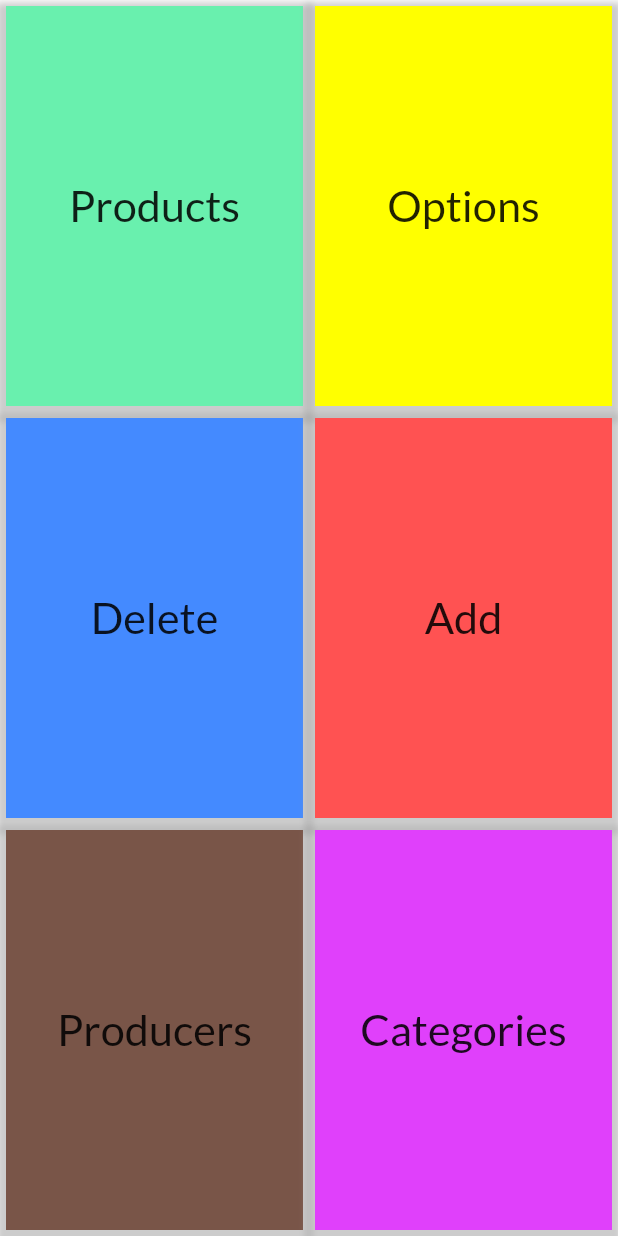
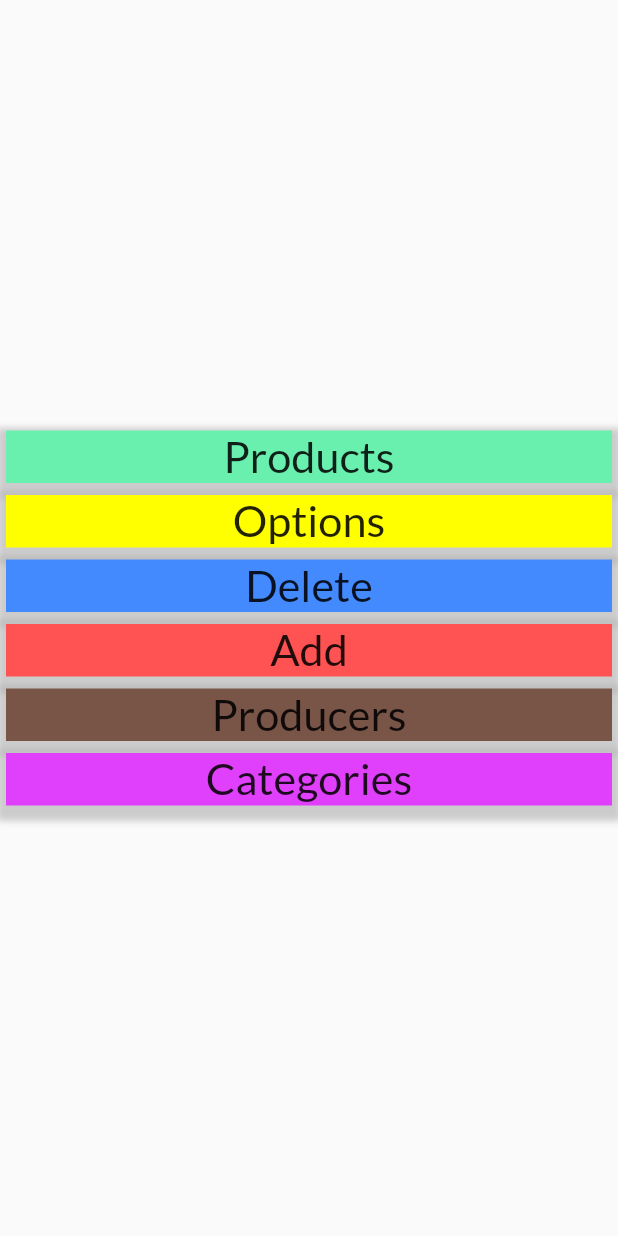
Before and after one commit to MarekSledziewski/HomeWMS, a Flutter app: the screen it shows after launch, on a phone screen of 412 x 824 dp. Run offline on Flutter 3.47's test engine with Material 2 defaults, Android fonts, the phone set to English and light mode, and no system bars; our stand-ins replace bloc, equatable, flutter_bloc, flutter_slidable, google_fonts, hive; missing offline and left inert: flutter_barcode_scanner; accounts and stored records are empty.

Commit message:
Change form page controler and menu b to menu navi

```diff
--- a/home_wms/lib/main.dart
+++ b/home_wms/lib/main.dart
@@ -4,11 +4,10 @@ import 'package:hive/hive.dart';
 import 'package:home_wms/add/add/add_bloc.dart';
 import 'package:home_wms/category/bloc/category_bloc.dart';
 import 'package:home_wms/delete/bloc/delete_bloc.dart';
+import 'package:home_wms/menu/ui/menu_screen.dart';
 import 'package:home_wms/model/producer/producer.dart';
 import 'package:home_wms/prodcuts_list/bloc/products_list_bloc.dart';
-import 'package:home_wms/page_controller.dart';
 import 'package:home_wms/producer/bloc/producer_bloc.dart';
-import 'menu/bloc/menu_bloc.dart';
 import 'package:path_provider/path_provider.dart' as path_provider;
 
 import 'model/products/products.dart';
@@ -30,9 +29,6 @@ class MyApp extends StatelessWidget {
   }
 
   Widget buildProviders() => MultiBlocProvider(providers: [
-        BlocProvider<MenuBloc>(
-          create: (BuildContext context) => MenuBloc(),
-        ),
         BlocProvider<ProductsListBloc>(
           create: (BuildContext context) => ProductsListBloc(),
         ),
@@ -48,5 +44,5 @@ class MyApp extends StatelessWidget {
         BlocProvider<ProducerBloc>(
           create: (BuildContext context) => ProducerBloc(),
         ),
-      ], child: MaterialApp(title: "HomeWMS", home: PageViewController()));
+      ], child: MaterialApp(title: "HomeWMS", home: MenuScreen()));
 }
--- a/home_wms/lib/menu/bloc/menu_event.dart
+++ /dev/null
@@ -1,15 +0,0 @@
-part of 'menu_bloc.dart';
-
-@immutable
-abstract class MenuEvent extends Equatable {
-  @override
-  List<Object?> get props => throw UnimplementedError();
-}
-
-class ButtonEvent extends MenuEvent {
-
-  late final String buttonName;
-  ButtonEvent(this.buttonName);
-  @override
-  List<Object?> get props => [];
-}
--- a/home_wms/lib/menu/bloc/menu_state.dart
+++ /dev/null
@@ -1,16 +0,0 @@
-part of 'menu_bloc.dart';
-
-@immutable
-abstract class MenuState extends Equatable {
-  const MenuState();
-
-  @override
-  List<Object> get props => [];
-}
-
-class MenuStateInitial extends MenuState {}
-
-class MenuButtonActionNavigator extends MenuState {
-  late final String buttonName;
-  MenuButtonActionNavigator(this.buttonName);
-}
--- a/home_wms/lib/menu/ui/menu_button.dart
+++ /dev/null
@@ -1,64 +0,0 @@
-import 'package:flutter/cupertino.dart';
-import 'package:flutter/material.dart';
-import 'package:flutter_bloc/flutter_bloc.dart';
-import 'package:google_fonts/google_fonts.dart';
-import 'package:home_wms/menu/bloc/menu_bloc.dart';
-
-class MenuButtons extends StatefulWidget {
-  late final String _buttonName;
-  late final Color _buttonColor;
-
-  MenuButtons(
-    this._buttonName,
-    this._buttonColor,
-  );
-
-  @override
-  State<StatefulWidget> createState() =>
-      MenuButtonsState(_buttonName, _buttonColor);
-}
-
-class MenuButtonsState extends State<MenuButtons> {
-  late final String _buttonName;
-  late final Color _buttonColor;
-  MenuButtonsState(
-    this._buttonName,
-    this._buttonColor,
-  );
-
-  _buttonAction() {
-    BlocProvider.of<MenuBloc>(context).add(ButtonEvent(_buttonName));
-  }
-
-  @override
-  Widget build(BuildContext context) {
-    return Expanded(
-        child: Container(
-                  padding: EdgeInsets.all(4),
-                  decoration: BoxDecoration(
-                    boxShadow: [
-                      BoxShadow(
-                          color: Colors.grey.withOpacity(0.5),
-                          spreadRadius: 2,
-                          blurRadius: 3,
-                          offset: Offset(0, 4)),
-                    ],
-                  ),
-                  child: Material(
-                      color: _buttonColor,
-                      child: InkWell(
-                          radius: 100,
-                          splashColor:
-                              _buttonColor.withAlpha(90),
-                          highlightColor: _buttonColor.withAlpha(90),
-                          onTap: () {
-                            _buttonAction();
-                          },
-                          child: Center(
-                              child: Text(_buttonName,
-                                  style: GoogleFonts.lato(
-                                      fontSize:
-                                          MediaQuery.of(context).size.width *
-                                              0.07)))))));
-            }
-  }
--- a/home_wms/lib/menu/ui/menu_screen.dart
+++ b/home_wms/lib/menu/ui/menu_screen.dart
@@ -1,58 +1,53 @@
 import 'package:flutter/cupertino.dart';
 import 'package:flutter/material.dart';
-import 'package:flutter_bloc/flutter_bloc.dart';
-import 'package:home_wms/menu/bloc/menu_bloc.dart';
+import 'package:google_fonts/google_fonts.dart';
+import 'package:home_wms/menu/menu_navigation_controller.dart';
 
-import 'menu_button.dart';
-
-class MenuScreen extends StatefulWidget {
-  @override
-  State<StatefulWidget> createState() => MenuScreenState();
-}
-
-class MenuScreenState extends State<MenuScreen> {
-  @override
+class MenuScreen extends StatelessWidget {
   Widget build(BuildContext context) {
-    return Scaffold(body: buildBlocBuilder());
+    return Scaffold(
+      body: buildButtons(context),
+    );
   }
 
+  final MenuNavigationController _navigationController =
+      new MenuNavigationController();
 
-
-
-
-  Widget buildBlocBuilder() => BlocBuilder<MenuBloc, MenuState>(
-        builder: (context, state) {
-          if (state is MenuStateInitial) {
-            return buildButtons();
-          } else {
-            return Center(child: Text("Error try again later :("));
-          }
-        },
+  Widget buildButtons(context) => Column(
+        mainAxisAlignment: MainAxisAlignment.center,
+        children: [
+          _buildButton('Products', Colors.greenAccent, context),
+          _buildButton('Options', Colors.yellowAccent, context),
+          _buildButton('Delete', Colors.blueAccent, context),
+          _buildButton('Add', Colors.redAccent, context),
+          _buildButton('Producers', Colors.brown, context),
+          _buildButton('Categories', Colors.purpleAccent, context),
+        ],
       );
 
-  Widget buildButtons() =>
-      Column(
-
-      mainAxisAlignment: MainAxisAlignment.center,
-
-      children: [
-        Expanded( child: Row(
-          children: [
-         MenuButtons('Products', Colors.greenAccent),
-            MenuButtons('Options', Colors.yellowAccent),
-          ],
-        )),
-         Expanded( child: Row(
-          children: [
-             MenuButtons('Delete', Colors.blueAccent),
-            MenuButtons('Add', Colors.redAccent),],),),
-            Expanded( child: Row(
-          children: [
-             MenuButtons('Producers', Colors.brown),
-            MenuButtons('Categories', Colors.purpleAccent),
-          ],),),
-
-      ],
-    );
-
+  Widget _buildButton(_buttonName, _buttonColor, context) => Container(
+      padding: EdgeInsets.all(4),
+      decoration: BoxDecoration(
+        boxShadow: [
+          BoxShadow(
+              color: Colors.grey.withOpacity(0.5),
+              spreadRadius: 2,
+              blurRadius: 3,
+              offset: Offset(0, 4)),
+        ],
+      ),
+      child: Material(
+          color: _buttonColor,
+          child: InkWell(
+              radius: 100,
+              splashColor: _buttonColor.withAlpha(90),
+              highlightColor: _buttonColor.withAlpha(90),
+              onTap: () {
+                _navigationController.menuNavigation(_buttonName, context);
+              },
+              child: Center(
+                  child: Text(_buttonName,
+                      style: GoogleFonts.lato(
+                          fontSize:
+                              MediaQuery.of(context).size.width * 0.07))))));
 }
```
Also changed, not shown: home_wms/lib/menu/bloc/menu_bloc.dart (deleted, +0 -22 lines), home_wms/lib/page_controller.dart (deleted, +0 -158 lines), home_wms/lib/add/ui/add_to_existing_screen.dart (deleted), home_wms/lib/prodcuts_list/ui/products_edit_screen.dart (added).
